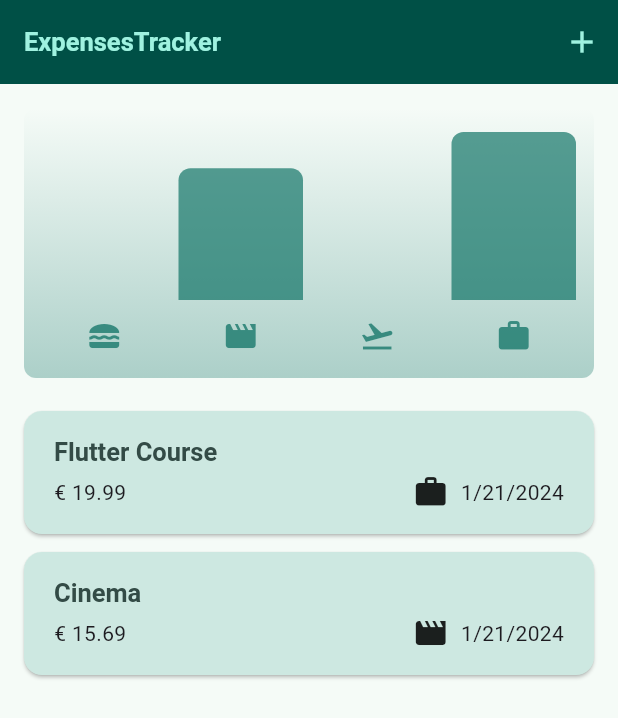
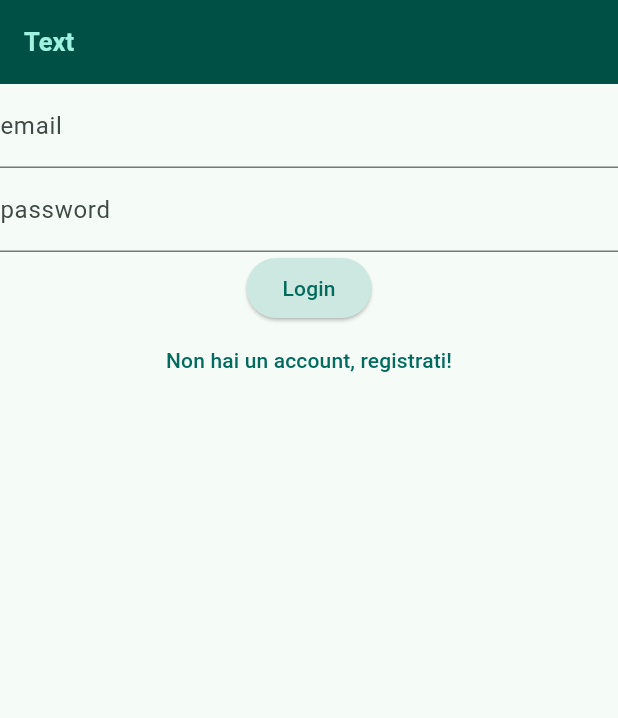
Before and after one commit to MatteoLanci/expenses_tracker, a Flutter app: the screen it shows after launch, on a phone screen of 412 x 824 dp. Shown: the top 718 px of the screen. Run offline on Flutter 3.47's test engine with Material 3 defaults, Android fonts, the phone set to English and light mode, and no system bars; our stand-ins replace firebase_auth, firebase_core; accounts and stored records are empty.

Commit message:
ADD Firebase production + Auth

```diff
--- a/lib/main.dart
+++ b/lib/main.dart
@@ -1,5 +1,9 @@
+import 'package:expense_tracker/screens/auth_page.dart';
+import 'package:expense_tracker/services/auth.dart';
 import 'package:expense_tracker/widgets/expenses.dart';
 import 'package:flutter/material.dart';
+import 'package:firebase_core/firebase_core.dart';
+import 'firebase_options.dart';
 
 var kColorScheme = ColorScheme.fromSeed(
   seedColor: const Color.fromARGB(255, 88, 249, 222),
@@ -10,7 +14,11 @@ var kDarkColorScheme = ColorScheme.fromSeed(
   seedColor: const Color.fromARGB(255, 4, 80, 101),
 );
 
-void main() {
+void main() async {
+  WidgetsFlutterBinding.ensureInitialized();
+  await Firebase.initializeApp(
+    options: DefaultFirebaseOptions.currentPlatform,
+  );
   runApp(const MyApp());
 }
 
@@ -61,7 +69,17 @@ class MyApp extends StatelessWidget {
             ),
       ),
       // themeMode: ThemeMode.system, //!default, but could force in light or dark mode.
-      home: const Expenses(),
+      //? home: const Expenses(),
+      home: StreamBuilder(
+        stream: Auth().authStateChanges,
+        builder: (context, snapshot) {
+          if (snapshot.hasData) {
+            return const Expenses();
+          } else {
+            return const AuthPage();
+          }
+        },
+      ),
     );
   }
 }
--- /dev/null
+++ b/lib/screens/auth_page.dart
@@ -0,0 +1,74 @@
+// ignore_for_file: avoid_print
+
+import 'package:expense_tracker/services/auth.dart';
+import 'package:firebase_auth/firebase_auth.dart';
+import 'package:flutter/material.dart';
+
+class AuthPage extends StatefulWidget {
+  const AuthPage({super.key});
+
+  @override
+  State<AuthPage> createState() => _AuthPageState();
+}
+
+class _AuthPageState extends State<AuthPage> {
+  final TextEditingController _email = TextEditingController();
+  final TextEditingController _password = TextEditingController();
+  bool isLogin = true;
+
+  Future<void> signIn() async {
+    try {
+      await Auth().signInWithEmailAndPassword(
+          email: _email.text, password: _password.text);
+    } on FirebaseAuthException catch (error) {
+      print(error);
+    }
+  }
+
+  Future<void> createUser() async {
+    try {
+      await Auth().createUserWithEmailAndPassword(
+          email: _email.text, password: _password.text);
+    } on FirebaseAuthException catch (error) {
+      print(error);
+    }
+  }
+
+  @override
+  Widget build(BuildContext context) {
+    return Scaffold(
+      appBar: AppBar(
+        title: const Text('Text'),
+      ),
+      body: Column(
+        children: [
+          TextField(
+            controller: _email,
+            decoration: const InputDecoration(labelText: 'email'),
+          ),
+          TextField(
+            controller: _password,
+            obscureText: true,
+            decoration: const InputDecoration(labelText: 'password'),
+          ),
+          ElevatedButton(
+            onPressed: () {
+              isLogin ? signIn() : createUser();
+            },
+            child: Text(isLogin ? 'Login' : 'SignUp'),
+          ),
+          TextButton(
+            onPressed: () {
+              setState(() {
+                isLogin = !isLogin;
+              });
+            },
+            child: Text(isLogin
+                ? 'Non hai un account, registrati!'
+                : 'Hai un account? Accedi!'),
+          ),
+        ],
+      ),
+    );
+  }
+}
--- /dev/null
+++ b/lib/services/auth.dart
@@ -0,0 +1,31 @@
+import 'package:firebase_auth/firebase_auth.dart';
+
+class Auth {
+  final FirebaseAuth _firebaseAuth = FirebaseAuth.instance;
+  User? get currentUser => _firebaseAuth.currentUser;
+  Stream<User?> get authStateChanges => _firebaseAuth.authStateChanges();
+
+  Future<void> signInWithEmailAndPassword({
+    required String email,
+    required String password,
+  }) async {
+    await _firebaseAuth.signInWithEmailAndPassword(
+      email: email,
+      password: password,
+    );
+  }
+
+  Future<void> createUserWithEmailAndPassword({
+    required String email,
+    required String password,
+  }) async {
+    await _firebaseAuth.createUserWithEmailAndPassword(
+      email: email,
+      password: password,
+    );
+  }
+
+  Future<void> signOut() async {
+    await _firebaseAuth.signOut();
+  }
+}
--- a/pubspec.yaml
+++ b/pubspec.yaml
@@ -37,6 +37,8 @@ dependencies:
   cupertino_icons: ^1.0.2
   uuid: ^4.3.3
   intl: ^0.19.0
+  firebase_core: ^2.24.2
+  firebase_auth: ^4.16.0
 
 dev_dependencies:
   flutter_test:
```
Also changed, not shown: lib/widgets/expenses.dart (+11 -0 lines), lib/firebase_options.dart (added), pubspec.lock, 6 other files.
